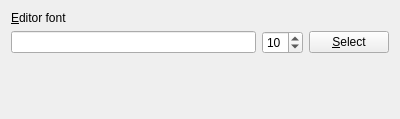
Old version of the form bbdgui/dialogsettingseditor.ui in the repository mixalturek/graphal.
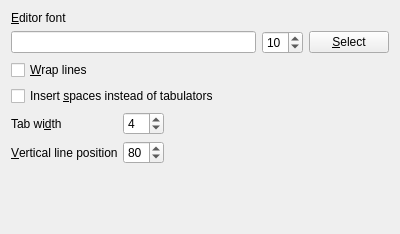
New version of the form.

```diff
--- a/bbdgui/dialogsettingseditor.ui
+++ b/bbdgui/dialogsettingseditor.ui
@@ -7,7 +7,7 @@
     <x>0</x>
     <y>0</y>
     <width>400</width>
-    <height>119</height>
+    <height>234</height>
    </rect>
   </property>
   <property name="windowTitle">
@@ -48,6 +48,71 @@
      </item>
     </layout>
    </item>
+   <item>
+    <widget class="QCheckBox" name="m_wrapLines">
+     <property name="text">
+      <string>&amp;Wrap lines</string>
+     </property>
+    </widget>
+   </item>
+   <item>
+    <widget class="QCheckBox" name="m_useSpaces">
+     <property name="text">
+      <string>Insert &amp;spaces instead of tabulators</string>
+     </property>
+    </widget>
+   </item>
+   <item>
+    <layout class="QGridLayout" name="gridLayout_2">
+     <item row="0" column="0">
+      <widget class="QLabel" name="label_2">
+       <property name="text">
+        <string>Tab wi&amp;dth</string>
+       </property>
+       <property name="buddy">
+        <cstring>m_tabWidth</cstring>
+       </property>
+      </widget>
+     </item>
+     <item row="0" column="1">
+      <widget class="QSpinBox" name="m_tabWidth">
+       <property name="value">
+        <number>4</number>
+       </property>
+      </widget>
+     </item>
+     <item row="0" column="2" rowspan="2">
+      <spacer name="horizontalSpacer">
+       <property name="orientation">
+        <enum>Qt::Horizontal</enum>
+       </property>
+       <property name="sizeHint" stdset="0">
+        <size>
+         <width>40</width>
+         <height>20</height>
+        </size>
+       </property>
+      </spacer>
+     </item>
+     <item row="1" column="0">
+      <widget class="QLabel" name="label_3">
+       <property name="text">
+        <string>&amp;Vertical line position</string>
+       </property>
+       <property name="buddy">
+        <cstring>m_verticalLinePos</cstring>
+       </property>
+      </widget>
+     </item>
+     <item row="1" column="1">
+      <widget class="QSpinBox" name="m_verticalLinePos">
+       <property name="value">
+        <number>80</number>
+       </property>
+      </widget>
+     </item>
+    </layout>
+   </item>
    <item>
     <spacer name="verticalSpacer">
      <property name="orientation">
```
Left out of the diff: 9 changed lines with no effect on the pictures.
